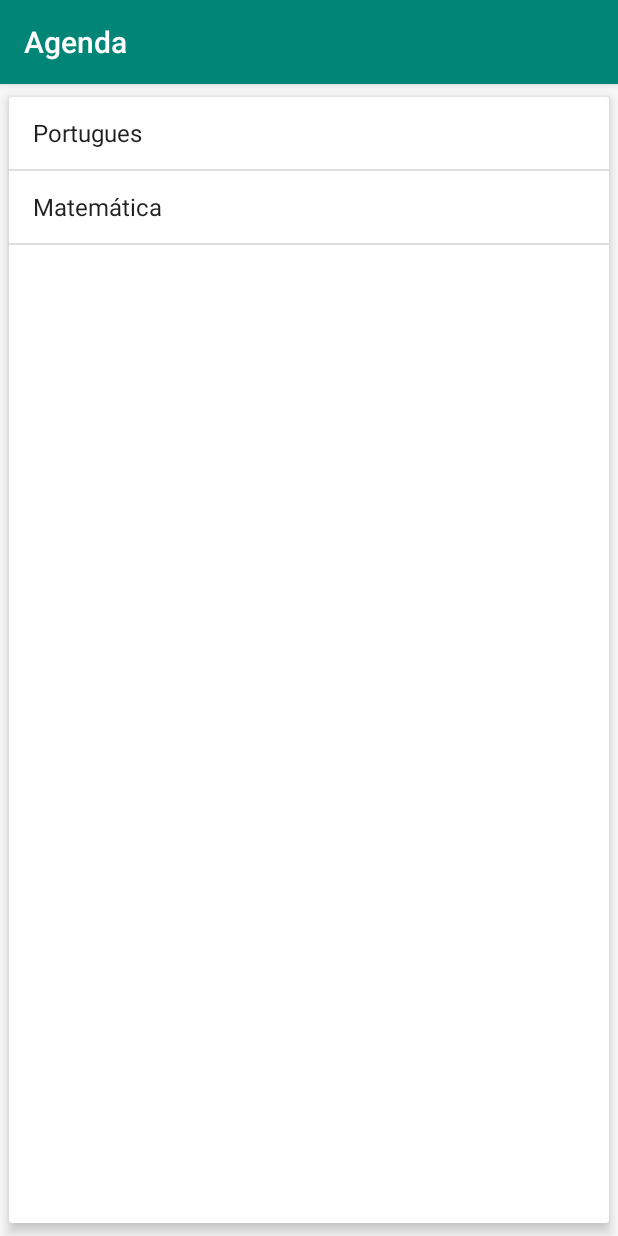
After one commit to camila-cg/android3, an Android app: the ListaProvasFragment screen opened directly, with no data from a screen before it, on a phone screen of 412 x 824 dp. The commit adds this screen. Run offline under Robolectric (Android 15) with nearby library versions, the light colour scheme and no system bars.

Commit message:
Criando fragment para exibir a lista de provas

```diff
--- /dev/null
+++ b/app/src/main/java/com/example/agenda/ListaProvasFragment.java
@@ -0,0 +1,57 @@
+package com.example.agenda;
+
+import android.content.Intent;
+import android.os.Bundle;
+import android.support.annotation.NonNull;
+import android.support.annotation.Nullable;
+import android.support.v4.app.Fragment;
+import android.view.LayoutInflater;
+import android.view.View;
+import android.view.ViewGroup;
+import android.widget.AdapterView;
+import android.widget.ArrayAdapter;
+import android.widget.ListView;
+import android.widget.Toast;
+
+import com.example.agenda.modelo.Prova;
+
+import java.util.Arrays;
+import java.util.List;
+
+public class ListaProvasFragment extends Fragment {
+
+    @Nullable
+    @Override
+    /**
+     * TODO: ENTENDER A RAZÃO DE CADA PARÂMETRO
+     */
+    public View onCreateView(@NonNull LayoutInflater inflater, @Nullable ViewGroup container, @Nullable Bundle savedInstanceState) {
+        View view = inflater.inflate(R.layout.fragment_lista_provas, container, false);
+
+        List<String> topicosPort = Arrays.asList("Sujeito", "Objeto direto", "Objeto indireto");
+        List<String> topicosMat = Arrays.asList("Geometria", "Equações", "Desenho");
+
+        Prova portugues = new Prova("Portugues", "08/04", topicosPort);
+        Prova matematica = new Prova("Matemática", "10/04", topicosMat);
+        List<Prova> provas = Arrays.asList(portugues, matematica);
+
+        ArrayAdapter<Prova> adapter = new ArrayAdapter<Prova>(getContext(), android.R.layout.simple_list_item_1, provas);
+        ListView lista = view.findViewById(R.id.provas_lista);
+        lista.setAdapter(adapter);
+
+        lista.setOnItemClickListener(new AdapterView.OnItemClickListener() {
+            @Override
+            public void onItemClick(AdapterView<?> parent, View view, int position, long id) {
+                Prova prova = (Prova) parent.getItemAtPosition(position);
+                Toast.makeText(getContext(), "Clicou na prova " + prova ,  Toast.LENGTH_SHORT).show();
+                Intent intent = new Intent(getContext(), DetalhesProvaActivity.class);
+                intent.putExtra("prova", prova);
+
+                startActivity(intent);
+            }
+        });
+
+
+        return view;
+    }
+}
--- a/app/src/main/java/com/example/agenda/ProvasActivity.java
+++ b/app/src/main/java/com/example/agenda/ProvasActivity.java
@@ -1,18 +1,9 @@
 package com.example.agenda;
 
-import android.content.Intent;
+import android.os.Bundle;
+import android.support.v4.app.FragmentManager;
+import android.support.v4.app.FragmentTransaction;
 import android.support.v7.app.AppCompatActivity;
-import android.os.Bundle;
-import android.view.View;
-import android.widget.AdapterView;
-import android.widget.ArrayAdapter;
-import android.widget.ListView;
-import android.widget.Toast;
-
-import com.example.agenda.modelo.Prova;
-
-import java.util.Arrays;
-import java.util.List;
 
 public class ProvasActivity extends AppCompatActivity {
 
@@ -21,27 +12,10 @@
         super.onCreate(savedInstanceState);
         setContentView(R.layout.activity_provas);
 
-        List<String> topicosPort = Arrays.asList("Sujeito", "Objeto direto", "Objeto indireto");
-        List<String> topicosMat = Arrays.asList("Geometria", "Equações", "Desenho");
+        FragmentManager fragmentManager = getSupportFragmentManager();
+        FragmentTransaction tx = fragmentManager.beginTransaction();
+        tx.replace(R.id.frame_principal, new ListaProvasFragment());
+        tx.commit();
 
-        Prova portugues = new Prova("Portugues", "08/04", topicosPort);
-        Prova matematica = new Prova("Matemática", "10/04", topicosMat);
-        List<Prova> provas = Arrays.asList(portugues, matematica);
-
-        ArrayAdapter<Prova> adapter = new ArrayAdapter<Prova>(this, android.R.layout.simple_list_item_1, provas);
-        ListView lista = findViewById(R.id.provas_lista);
-        lista.setAdapter(adapter);
-
-        lista.setOnItemClickListener(new AdapterView.OnItemClickListener() {
-            @Override
-            public void onItemClick(AdapterView<?> parent, View view, int position, long id) {
-                Prova prova = (Prova) parent.getItemAtPosition(position);
-                Toast.makeText(ProvasActivity.this, "Clicou na prova " + prova ,  Toast.LENGTH_SHORT).show();
-                Intent intent = new Intent(ProvasActivity.this, DetalhesProvaActivity.class);
-                intent.putExtra("prova", prova);
-
-                startActivity(intent);
-            }
-        });
     }
 }
--- a/app/src/main/res/layout/activity_provas.xml
+++ b/app/src/main/res/layout/activity_provas.xml
@@ -1,13 +1,7 @@
 <?xml version="1.0" encoding="utf-8"?>
-<android.support.v7.widget.CardView xmlns:android="http://schemas.android.com/apk/res/android"
+<FrameLayout android:id="@+id/frame_principal"
+    xmlns:android="http://schemas.android.com/apk/res/android"
     android:layout_width="match_parent"
-    android:layout_height="match_parent"
-    xmlns:app="http://schemas.android.com/apk/res-auto"
-    app:cardElevation="5dp"
-    app:cardUseCompatPadding="true">
+    android:layout_height="match_parent">
 
-    <ListView android:id="@+id/provas_lista"
-        android:layout_width="match_parent"
-        android:layout_height="match_parent"/>
-
-</android.support.v7.widget.CardView>
+</FrameLayout>
--- /dev/null
+++ b/app/src/main/res/layout/fragment_lista_provas.xml
@@ -0,0 +1,13 @@
+<?xml version="1.0" encoding="utf-8"?>
+<android.support.v7.widget.CardView xmlns:android="http://schemas.android.com/apk/res/android"
+    android:layout_width="match_parent"
+    android:layout_height="match_parent"
+    xmlns:app="http://schemas.android.com/apk/res-auto"
+    app:cardElevation="5dp"
+    app:cardUseCompatPadding="true">
+
+    <ListView android:id="@+id/provas_lista"
+        android:layout_width="match_parent"
+        android:layout_height="match_parent"/>
+
+</android.support.v7.widget.CardView>
```
